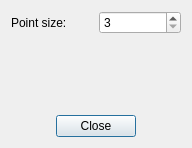
Before: the Qt Designer form ProjectViewer/crossplotviewerdisplayoptionsdialog.ui in fsoos74/su, drawn with Qt 5.
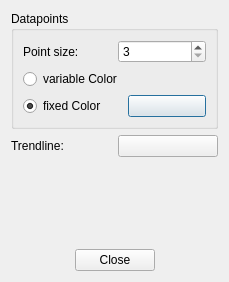
After: the same form once the commit is applied. Icons and pictures are not drawn. Custom widgets are drawn as their Qt base class.

Commit message: made trend color selectable variable or fixed datapoint color colorbar for crossplot

```diff
--- a/ProjectViewer/crossplotviewerdisplayoptionsdialog.ui
+++ b/ProjectViewer/crossplotviewerdisplayoptionsdialog.ui
@@ -6,8 +6,8 @@
    <rect>
     <x>0</x>
     <y>0</y>
-    <width>192</width>
-    <height>148</height>
+    <width>229</width>
+    <height>282</height>
    </rect>
   </property>
   <property name="windowTitle">
@@ -17,6 +17,12 @@
    <iconset resource="icons.qrc">
     <normaloff>:/icons/images/logo_fs_64x64.png</normaloff>:/icons/images/logo_fs_64x64.png</iconset>
   </property>
+  <layout class="QVBoxLayout" name="verticalLayout_2">
+   <item>
+    <widget class="QGroupBox" name="groupBox">
+     <property name="title">
+      <string>Datapoints</string>
+     </property>
   <layout class="QVBoxLayout" name="verticalLayout">
    <item>
     <layout class="QGridLayout" name="gridLayout">
@@ -40,6 +46,61 @@
     </layout>
    </item>
    <item>
+       <layout class="QGridLayout" name="gridLayout_2">
+        <item row="0" column="0">
+         <widget class="QRadioButton" name="rbVarColor">
+          <property name="text">
+           <string>variable Color</string>
+          </property>
+          <attribute name="buttonGroup">
+           <string notr="true">buttonGroup</string>
+          </attribute>
+         </widget>
+        </item>
+        <item row="1" column="0">
+         <widget class="QRadioButton" name="rbFixedColor">
+          <property name="text">
+           <string>fixed Color</string>
+          </property>
+          <property name="checked">
+           <bool>true</bool>
+          </property>
+          <attribute name="buttonGroup">
+           <string notr="true">buttonGroup</string>
+          </attribute>
+         </widget>
+        </item>
+        <item row="1" column="1">
+         <widget class="ColorButton" name="cbFixColor">
+          <property name="text">
+           <string/>
+          </property>
+         </widget>
+        </item>
+       </layout>
+      </item>
+     </layout>
+    </widget>
+   </item>
+   <item>
+    <layout class="QHBoxLayout" name="horizontalLayout_2">
+     <item>
+      <widget class="QLabel" name="label_2">
+       <property name="text">
+        <string>Trendline:</string>
+       </property>
+      </widget>
+     </item>
+     <item>
+      <widget class="ColorButton" name="cbTrendlineColor">
+       <property name="text">
+        <string/>
+       </property>
+      </widget>
+     </item>
+    </layout>
+   </item>
+   <item>
     <spacer name="verticalSpacer">
      <property name="orientation">
       <enum>Qt::Vertical</enum>
@@ -91,6 +152,13 @@
    </item>
   </layout>
  </widget>
+ <customwidgets>
+  <customwidget>
+   <class>ColorButton</class>
+   <extends>QPushButton</extends>
+   <header location="global">colorbutton.h</header>
+  </customwidget>
+ </customwidgets>
  <resources>
   <include location="icons.qrc"/>
  </resources>
```
Left out of the diff: 19 changed lines with no effect on the pictures. Lines whose indentation alone changed are shown as unchanged. The commit also changes 9 other files.
